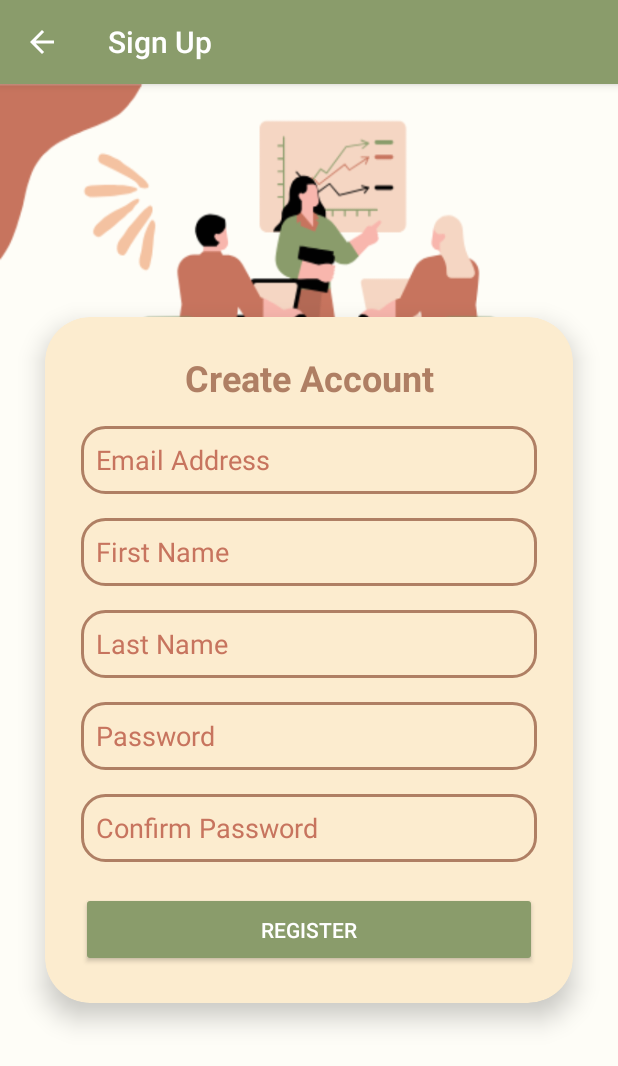
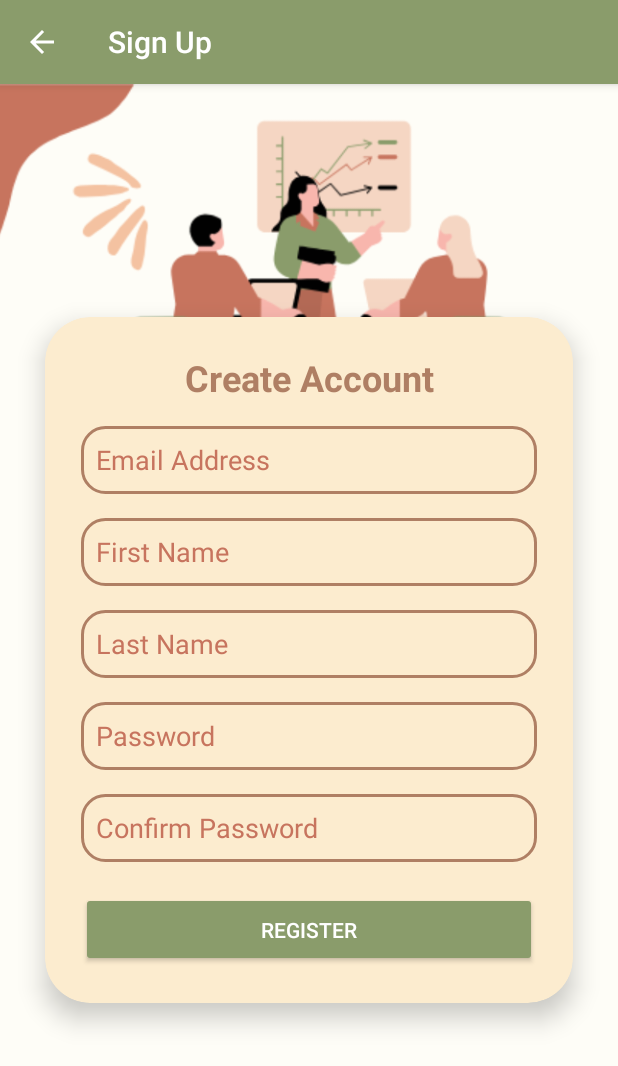
Before and after one commit to zainabja52/AndroidProject, an Android app: the screen it shows after launch (SignupActivity), after a tap on "SIGN UP", on a phone screen of 412 x 824 dp. Shown: the top 1066 px of the screen. Run offline under Robolectric (Android 15) with nearby library versions, the phone set to English and light mode, and no system bars.

Commit message:
Added dark mode support, updated layouts, and ensured consistent theme handling across fragments and activities.

```diff
--- a/app/src/main/java/com/example/a1201766_1201086_courseproject/MainActivity.java
+++ b/app/src/main/java/com/example/a1201766_1201086_courseproject/MainActivity.java
@@ -13,6 +13,7 @@ import android.view.View;
 import android.widget.Button;
 import android.widget.CheckBox;
 import android.widget.EditText;
+import android.widget.ImageView;
 import android.widget.Toast;
 
 import androidx.appcompat.app.AppCompatActivity;
@@ -23,9 +24,12 @@ public class MainActivity extends AppCompatActivity {
     CheckBox rememberMeCheckBox;
     Button signInButton, signUpButton;
     DatabaseHelper dbHelper;
+    ImageView backgroundImageView;
 
     @Override
     protected void onCreate(Bundle savedInstanceState) {
+        ThemeManager.init(this);
+        ThemeManager.setDarkMode(ThemeManager.isDarkMode());
         super.onCreate(savedInstanceState);
         setContentView(R.layout.activity_main);
         getSupportActionBar().setTitle("Task Management App");
@@ -37,8 +41,15 @@ public class MainActivity extends AppCompatActivity {
         rememberMeCheckBox = findViewById(R.id.rememberMeCheckBox);
         signInButton = findViewById(R.id.signInButton);
         signUpButton = findViewById(R.id.signUpButton);
+        backgroundImageView = findViewById(R.id.backgroundImageView);
+        dbHelper = new DatabaseHelper(this);
 
-        dbHelper = new DatabaseHelper(this);
+        if (ThemeManager.isDarkMode()) {
+            backgroundImageView.setImageResource(R.drawable.photo3); // Set dark mode background
+        } else {
+            backgroundImageView.setImageResource(R.drawable.photo1); // Set light mode background
+        }
+
 
         SharedPreferences preferences = getSharedPreferences("USER_PREF", MODE_PRIVATE);
         emailField.setText(preferences.getString("email", ""));
--- a/app/src/main/java/com/example/a1201766_1201086_courseproject/SignupActivity.java
+++ b/app/src/main/java/com/example/a1201766_1201086_courseproject/SignupActivity.java
@@ -11,6 +11,8 @@ import android.text.TextUtils;
 import android.util.Patterns;
 import android.widget.Button;
 import android.widget.EditText;
+import android.widget.ImageView;
+import android.widget.LinearLayout;
 import android.widget.Toast;
 
 import androidx.appcompat.app.AppCompatActivity;
@@ -20,11 +22,17 @@ public class SignupActivity extends AppCompatActivity {
     EditText emailField, firstNameField, lastNameField, passwordField, confirmPasswordField;
     Button registerButton;
     DatabaseHelper dbHelper;
+    ImageView backgroundImageView;
 
     @Override
     protected void onCreate(Bundle savedInstanceState) {
         super.onCreate(savedInstanceState);
+        ThemeManager.init(this);
+        boolean isDarkMode = ThemeManager.isDarkMode();
+        ThemeManager.setDarkMode(isDarkMode);
         setContentView(R.layout.activity_signup);
+        getSupportActionBar().setTitle("Task Management App");
+
 
         // Enable the back button in the action bar
         if (getSupportActionBar() != null) {
@@ -32,6 +40,13 @@ public class SignupActivity extends AppCompatActivity {
             getSupportActionBar().setDisplayHomeAsUpEnabled(true);
             getSupportActionBar().setTitle("Sign Up"); // Optional: Set a title
         }
+
+        backgroundImageView = findViewById(R.id.backgroundImageView);
+
+        // Dynamically set the background image based on the theme
+        int backgroundImage = isDarkMode ? R.drawable.photo3 : R.drawable.photo1;
+        backgroundImageView.setImageResource(backgroundImage);
+
 
         // Initialize views
         emailField = findViewById(R.id.emailField);
--- /dev/null
+++ b/app/src/main/java/com/example/a1201766_1201086_courseproject/ThemeManager.java
@@ -0,0 +1,33 @@
+package com.example.a1201766_1201086_courseproject;
+
+import android.content.Context;
+import android.content.SharedPreferences;
+
+import androidx.appcompat.app.AppCompatDelegate;
+
+public class ThemeManager {
+    private static final String PREF_NAME = "ThemePreferences";
+    private static final String KEY_IS_DARK_MODE = "isDarkMode";
+
+    private static SharedPreferences sharedPreferences;
+
+    public static void init(Context context) {
+        if (sharedPreferences == null) {
+            sharedPreferences = context.getSharedPreferences(PREF_NAME, Context.MODE_PRIVATE);
+        }
+    }
+
+    public static boolean isDarkMode() {
+        return sharedPreferences.getBoolean(KEY_IS_DARK_MODE, false);
+    }
+
+    public static void setDarkMode(boolean isDarkMode) {
+        SharedPreferences.Editor editor = sharedPreferences.edit();
+        editor.putBoolean(KEY_IS_DARK_MODE, isDarkMode);
+        editor.apply();
+
+        AppCompatDelegate.setDefaultNightMode(
+                isDarkMode ? AppCompatDelegate.MODE_NIGHT_YES : AppCompatDelegate.MODE_NIGHT_NO
+        );
+    }
+}
--- a/app/src/main/res/layout/activity_home.xml
+++ b/app/src/main/res/layout/activity_home.xml
@@ -14,5 +14,6 @@
         android:layout_width="wrap_content"
         android:layout_height="match_parent"
         android:layout_gravity="start"
+        app:headerLayout="@layout/navigation_header"
         app:menu="@menu/navigation_menu" />
 </androidx.drawerlayout.widget.DrawerLayout>
--- a/app/src/main/res/layout/activity_signup.xml
+++ b/app/src/main/res/layout/activity_signup.xml
@@ -1,18 +1,23 @@
-<?xml version="1.0" encoding="utf-8"?>
-
-<LinearLayout xmlns:android="http://schemas.android.com/apk/res/android"
+<FrameLayout xmlns:android="http://schemas.android.com/apk/res/android"
     xmlns:app="http://schemas.android.com/apk/res-auto"
     android:layout_width="match_parent"
-    android:layout_height="match_parent"
-    android:background="@drawable/photo1"
-    android:gravity="center"
-    android:orientation="vertical">
+    android:layout_height="match_parent">
 
+    <!-- Background Image -->
+    <ImageView
+        android:id="@+id/backgroundImageView"
+        android:layout_width="match_parent"
+        android:layout_height="match_parent"
+        android:scaleType="centerCrop"
+        android:src="@drawable/photo1"
+        android:contentDescription="@string/background_image" />
+
+    <!-- Foreground Content -->
     <LinearLayout
         android:layout_width="match_parent"
-        android:layout_height="wrap_content"
-        android:orientation="vertical"
-        android:gravity="center">
+        android:layout_height="match_parent"
+        android:gravity="center"
+        android:orientation="vertical">
 
         <androidx.cardview.widget.CardView
             android:layout_width="match_parent"
@@ -106,7 +111,5 @@
             </LinearLayout>
 
         </androidx.cardview.widget.CardView>
-
     </LinearLayout>
-
-</LinearLayout>
+</FrameLayout>
--- a/app/src/main/res/layout/fragment_today.xml
+++ b/app/src/main/res/layout/fragment_today.xml
@@ -1,14 +1,14 @@
 <?xml version="1.0" encoding="utf-8"?>
 <RelativeLayout xmlns:android="http://schemas.android.com/apk/res/android"
     android:layout_width="match_parent"
-    android:layout_height="match_parent"
-    android:background="@drawable/photo1">
+    android:layout_height="match_parent">
 
     <ImageView
         android:id="@+id/topImage"
         android:layout_width="match_parent"
         android:layout_height="250dp"
-        android:scaleType="fitXY" />
+        android:scaleType="fitXY"
+        android:background="@drawable/img_1"/>
 
     <EditText
         android:id="@+id/searchBar"
--- a/app/src/main/res/menu/navigation_menu.xml
+++ b/app/src/main/res/menu/navigation_menu.xml
@@ -1,4 +1,5 @@
-<menu xmlns:android="http://schemas.android.com/apk/res/android">
+<menu xmlns:android="http://schemas.android.com/apk/res/android"
+    xmlns:app="http://schemas.android.com/apk/res-auto">
     <item
         android:id="@+id/nav_today"
         android:title="Today"
--- /dev/null
+++ b/app/src/main/res/values-night/colors.xml
@@ -0,0 +1,20 @@
+<?xml version="1.0" encoding="utf-8"?>
+<resources>
+    <color name="purple_200">#BB86FC</color>
+    <color name="purple_500">#6200EE</color>
+    <color name="purple_700">#3700B3</color>
+    <color name="teal_200">#03DAC5</color>
+    <color name="teal_700">#018786</color>
+    <color name="black">#000000</color>
+    <color name="white">#FFFFFF</color>
+    <color name="background_color">#121212</color>
+    <color name="card_color">#1E1E1E</color>
+    <color name="header_text_color">#D3B8AE</color>
+    <color name="hint_text_color">#A68A7A</color>
+    <color name="button_color">#6B8A6B</color>
+    <color name="button_text_color">#FFFFFF</color>
+    <color name="body_text_color">#CCCCCC</color>
+    <color name="card_color_light">#2C2C2C</color>
+    <color name="button2_color">#A68A7A</color>
+    <color name="edittext_color">#333333</color>
+</resources>
--- a/app/src/main/res/values/strings.xml
+++ b/app/src/main/res/values/strings.xml
@@ -4,6 +4,7 @@
     <string name="hello_blank_fragment">Hello blank fragment</string>
     <string name="open">Open</string>
     <string name="close">Close</string>
+    <string name="background_image" />
     <string-array name="priority_options">
         <item>High</item>
         <item>Medium</item>
```
Also changed, not shown: app/src/main/java/com/example/a1201766_1201086_courseproject/HomeActivity.java (+20 -23 lines), app/src/main/java/com/example/a1201766_1201086_courseproject/TodayFragment.java (+7 -0 lines), app/src/main/res/layout/activity_main.xml (+16 -3 lines), app/src/main/res/layout/navigation_header.xml (added, +16 -0 lines), app/src/main/res/layout/theme_toggle.xml (added, +8 -0 lines), app/src/main/res/values-night/themes.xml (+7 -0 lines), app/src/main/res/values/themes.xml (+8 -0 lines), app/src/main/res/drawable-v24/img_3.png (added), app/src/main/res/drawable-v24/photo3.jpg (added).
